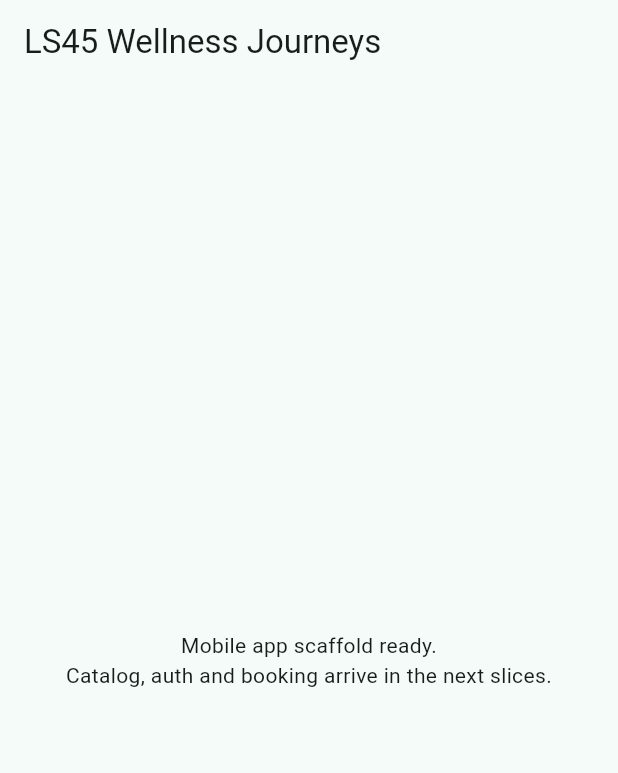
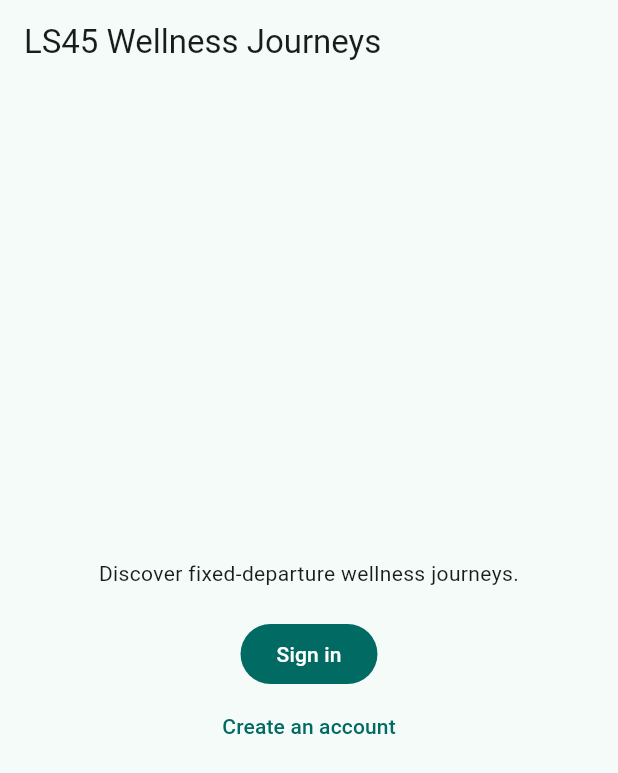
Before and after one commit to kanhaiya222/ls45-mobile, a Flutter app: the screen it shows after launch, on a phone screen of 412 x 824 dp. Shown: the top 773 px of the screen. Run offline on Flutter 3.47's test engine with Material 3 defaults, Android fonts, the phone set to English and light mode, and no system bars; our stand-ins replace dio, flutter_riverpod, flutter_secure_storage, go_router.

Commit message:
M.4: auth feature (mobile) — login/register/logout + guards
- HttpAuthRepository: login, register, logout (revokes refresh token), and session restore
  from secure storage; throws ApiException on failure.
- AuthController (AsyncNotifier<AuthUser?>): restores session on build; login/register/logout
  flip state with AsyncValue.guard for error surfacing.
- Login + Register screens (validated forms, loading/error states).
- go_router with an auth redirect guard (keeps signed-in users out of /login,/register);
  app switched to MaterialApp.router.
- TokenStorage extended to persist the user JSON; AuthInterceptor skips /auth/logout.

Verified: flutter analyze clean; flutter test 29/29 green.

Co-Authored-By: Claude Opus 4.8 <noreply@anthropic.com>

```diff
--- /dev/null
+++ b/lib/app/home_screen.dart
@@ -0,0 +1,63 @@
+import 'package:flutter/material.dart';
+import 'package:flutter_riverpod/flutter_riverpod.dart';
+import 'package:go_router/go_router.dart';
+
+import '../features/auth/state/auth_controller.dart';
+
+/// Temporary landing screen. Replaced by the catalog list in M.5; for now it reflects auth state so
+/// the M.4 login/logout flow is demonstrable end-to-end.
+class HomeScreen extends ConsumerWidget {
+  const HomeScreen({super.key});
+
+  @override
+  Widget build(BuildContext context, WidgetRef ref) {
+    final user = ref.watch(authControllerProvider).value;
+
+    return Scaffold(
+      appBar: AppBar(
+        title: const Text('LS45 Wellness Journeys'),
+        actions: [
+          if (user != null)
+            IconButton(
+              tooltip: 'Log out',
+              icon: const Icon(Icons.logout),
+              onPressed: () => ref.read(authControllerProvider.notifier).logout(),
+            ),
+        ],
+      ),
+      body: Center(
+        child: Padding(
+          padding: const EdgeInsets.all(24),
+          child: Column(
+            mainAxisSize: MainAxisSize.min,
+            children: [
+              if (user != null) ...[
+                Text('Welcome, ${user.firstName}.',
+                    style: Theme.of(context).textTheme.titleLarge),
+                const SizedBox(height: 8),
+                const Text(
+                  'Catalog, booking and your trips arrive in the next slices.',
+                  textAlign: TextAlign.center,
+                ),
+              ] else ...[
+                const Text(
+                  'Discover fixed-departure wellness journeys.',
+                  textAlign: TextAlign.center,
+                ),
+                const SizedBox(height: 20),
+                FilledButton(
+                  onPressed: () => context.go('/login'),
+                  child: const Text('Sign in'),
+                ),
+                TextButton(
+                  onPressed: () => context.go('/register'),
+                  child: const Text('Create an account'),
+                ),
+              ],
+            ],
+          ),
+        ),
+      ),
+    );
+  }
+}
--- a/lib/app/ls45_app.dart
+++ b/lib/app/ls45_app.dart
@@ -1,44 +1,25 @@
 import 'package:flutter/material.dart';
+import 'package:flutter_riverpod/flutter_riverpod.dart';
+
+import 'router.dart';
 
 /// Brand teal — matches the web/admin theme (#0F766E).
 const Color kBrandTeal = Color(0xFF0F766E);
 
-/// Root application widget. Routing (go_router) and the real screens are wired in later slices
-/// (M.4+); this scaffold establishes the app shell, theme, and a compiling entry point.
-class Ls45App extends StatelessWidget {
+/// Root application widget. Drives navigation via go_router (see [routerProvider]).
+class Ls45App extends ConsumerWidget {
   const Ls45App({super.key});
 
   @override
-  Widget build(BuildContext context) {
-    return MaterialApp(
+  Widget build(BuildContext context, WidgetRef ref) {
+    return MaterialApp.router(
       title: 'LS45 — Life Starts at 45',
       debugShowCheckedModeBanner: false,
       theme: ThemeData(
         colorScheme: ColorScheme.fromSeed(seedColor: kBrandTeal),
         useMaterial3: true,
       ),
-      home: const HomePlaceholderScreen(),
+      routerConfig: ref.watch(routerProvider),
     );
   }
 }
-
-/// Temporary landing screen until the catalog (M.5) replaces it.
-class HomePlaceholderScreen extends StatelessWidget {
-  const HomePlaceholderScreen({super.key});
-
-  @override
-  Widget build(BuildContext context) {
-    return Scaffold(
-      appBar: AppBar(title: const Text('LS45 Wellness Journeys')),
-      body: const Center(
-        child: Padding(
-          padding: EdgeInsets.all(24),
-          child: Text(
-            'Mobile app scaffold ready.\nCatalog, auth and booking arrive in the next slices.',
-            textAlign: TextAlign.center,
-          ),
-        ),
-      ),
-    );
-  }
-}
--- /dev/null
+++ b/lib/app/router.dart
@@ -0,0 +1,37 @@
+import 'package:flutter/foundation.dart';
+import 'package:flutter_riverpod/flutter_riverpod.dart';
+import 'package:go_router/go_router.dart';
+
+import '../features/auth/state/auth_controller.dart';
+import '../features/auth/ui/login_screen.dart';
+import '../features/auth/ui/register_screen.dart';
+import 'home_screen.dart';
+
+/// App router. The redirect guard keeps signed-in users out of the auth screens; protected routes
+/// (account, checkout) are added with their slices (M.7+). Rebuilds when auth state changes.
+final routerProvider = Provider<GoRouter>((ref) {
+  final refresh = ValueNotifier<int>(0);
+  ref.onDispose(refresh.dispose);
+  ref.listen(authControllerProvider, (_, __) => refresh.value++);
+
+  final router = GoRouter(
+    initialLocation: '/',
+    refreshListenable: refresh,
+    redirect: (context, state) {
+      final auth = ref.read(authControllerProvider);
+      if (auth.isLoading) return null; // wait for the initial session restore
+      final loggedIn = auth.value != null;
+      final atAuthScreen =
+          state.matchedLocation == '/login' || state.matchedLocation == '/register';
+      if (loggedIn && atAuthScreen) return '/';
+      return null;
+    },
+    routes: [
+      GoRoute(path: '/', builder: (_, __) => const HomeScreen()),
+      GoRoute(path: '/login', builder: (_, __) => const LoginScreen()),
+      GoRoute(path: '/register', builder: (_, __) => const RegisterScreen()),
+    ],
+  );
+  ref.onDispose(router.dispose);
+  return router;
+});
--- a/lib/core/network/auth_interceptor.dart
+++ b/lib/core/network/auth_interceptor.dart
@@ -2,11 +2,14 @@ import 'package:dio/dio.dart';
 
 import '../storage/token_storage.dart';
 
-/// Auth endpoints that must NOT carry a Bearer token, and must not trigger refresh-on-401.
+/// Auth endpoints the interceptor must NOT touch: login/register/refresh carry no access token,
+/// and logout carries the refresh token in its own Authorization header. None should trigger
+/// refresh-on-401.
 const List<String> publicAuthPaths = <String>[
   '/auth/login',
   '/auth/register',
   '/auth/refresh',
+  '/auth/logout',
 ];
 
 bool isPublicAuthPath(String path) => publicAuthPaths.any(path.contains);
```
Also changed, not shown: lib/core/config/app_config.dart (+13 -0 lines), lib/core/storage/token_storage.dart (+15 -0 lines), lib/features/auth/data/auth_repository.dart (added, +109 -0 lines), lib/features/auth/state/auth_controller.dart (added, +45 -0 lines), lib/features/auth/ui/login_screen.dart (added, +93 -0 lines), lib/features/auth/ui/register_screen.dart (added, +116 -0 lines), 4 other files.
